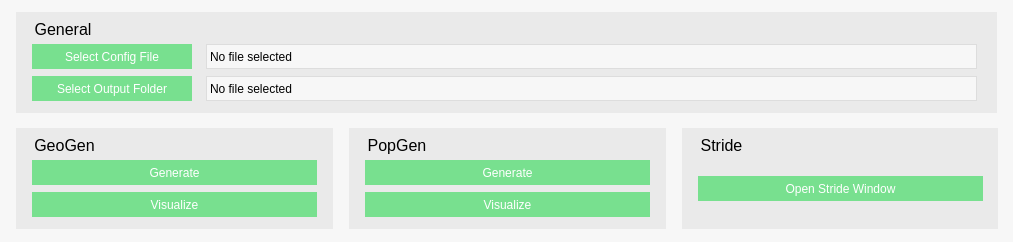
This is main/cpp/ui/mainwindow.ui in svissers/peryite as Qt 5 draws it before an edit. The edited form follows.
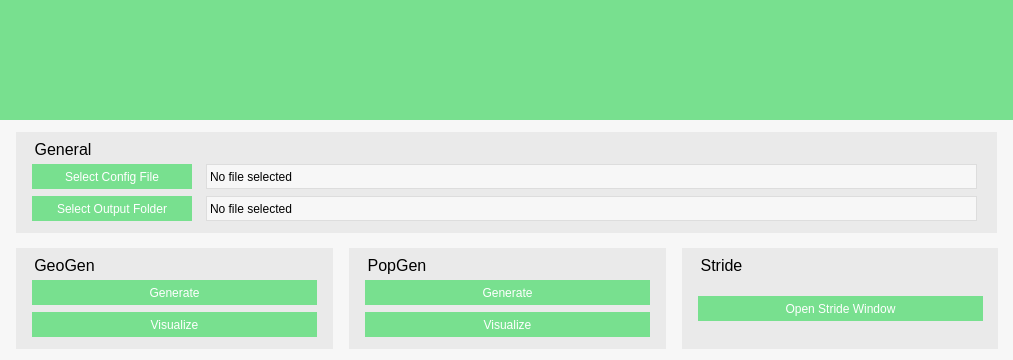
This is the edited form.

The edit to the form file:
```diff
--- a/main/cpp/ui/mainwindow.ui
+++ b/main/cpp/ui/mainwindow.ui
@@ -7,7 +7,7 @@
     <x>0</x>
     <y>0</y>
     <width>1013</width>
-    <height>242</height>
+    <height>360</height>
    </rect>
   </property>
   <property name="windowTitle">
@@ -61,7 +61,7 @@
     <property name="geometry">
      <rect>
       <x>16</x>
-      <y>128</y>
+      <y>248</y>
       <width>317</width>
       <height>101</height>
      </rect>
@@ -106,7 +106,7 @@
     <property name="geometry">
      <rect>
       <x>16</x>
-      <y>12</y>
+      <y>132</y>
       <width>981</width>
       <height>101</height>
      </rect>
@@ -189,7 +189,7 @@
     <property name="geometry">
      <rect>
       <x>349</x>
-      <y>128</y>
+      <y>248</y>
       <width>317</width>
       <height>101</height>
      </rect>
@@ -234,7 +234,7 @@
     <property name="geometry">
      <rect>
       <x>682</x>
-      <y>128</y>
+      <y>248</y>
       <width>316</width>
       <height>101</height>
      </rect>
@@ -262,6 +262,43 @@
      </property>
     </widget>
    </widget>
+   <widget class="QGroupBox" name="logoBox">
+    <property name="geometry">
+     <rect>
+      <x>0</x>
+      <y>0</y>
+      <width>1013</width>
+      <height>120</height>
+     </rect>
+    </property>
+    <property name="styleSheet">
+     <string notr="true">QWidget {
+	background-color: #78e08f;
+}</string>
+    </property>
+    <property name="title">
+     <string/>
+    </property>
+    <widget class="QGraphicsView" name="logo">
+     <property name="geometry">
+      <rect>
+       <x>356</x>
+       <y>0</y>
+       <width>300</width>
+       <height>120</height>
+      </rect>
+     </property>
+     <property name="frameShape">
+      <enum>QFrame::NoFrame</enum>
+     </property>
+     <property name="verticalScrollBarPolicy">
+      <enum>Qt::ScrollBarAlwaysOff</enum>
+     </property>
+     <property name="horizontalScrollBarPolicy">
+      <enum>Qt::ScrollBarAlwaysOff</enum>
+     </property>
+    </widget>
+   </widget>
   </widget>
  </widget>
  <layoutdefault spacing="6" margin="11"/>
```
